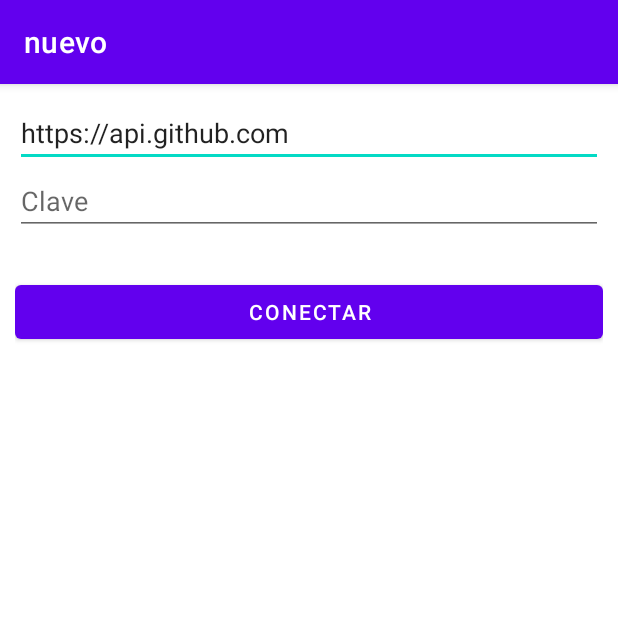
After one commit to ganikus1011/login, an Android app: the conexionbd screen opened directly, with no data from a screen before it, on a phone screen of 412 x 824 dp, the top half of it. The commit adds this screen. Run offline under Robolectric (Android 15) with nearby library versions, the phone set to English and light mode, and no system bars.

Commit message:
Conexion API rest

```diff
--- a/app/src/main/AndroidManifest.xml
+++ b/app/src/main/AndroidManifest.xml
@@ -2,6 +2,7 @@
 <manifest xmlns:android="http://schemas.android.com/apk/res/android"
     package="com.example.nuevo">
 
+   <uses-permission android:name="android.permission.INTERNET"/>
     <application
         android:allowBackup="true"
         android:icon="@mipmap/ic_launcher"
@@ -10,9 +11,12 @@
         android:supportsRtl="true"
         android:theme="@style/Theme.Nuevo">
         <activity
+            android:name=".conexionbd"
+            android:exported="false" />
+        <activity
             android:name=".Login"
             android:exported="false"
-            android:label="@string/Login"/>
+            android:label="@string/Login" />
         <activity
             android:name=".marco3"
             android:exported="false"
--- /dev/null
+++ b/app/src/main/java/com/example/nuevo/APIRestActivity.java
@@ -0,0 +1,4 @@
+package com.example.nuevo;
+
+public class APIRestActivity {
+}
--- a/app/src/main/java/com/example/nuevo/MainActivity.java
+++ b/app/src/main/java/com/example/nuevo/MainActivity.java
@@ -45,6 +45,11 @@ public class MainActivity extends AppCompatActivity {
               newIntent.addFlags(Intent.FLAG_ACTIVITY_CLEAR_TOP);
               startActivity(newIntent);
           }
+          else if(id == R.id.menu_conexion){
+              Intent newIntent = new Intent(this, conexionbd.class);
+              newIntent.addFlags(Intent.FLAG_ACTIVITY_CLEAR_TOP);
+              startActivity(newIntent);
+          }
         return super.onOptionsItemSelected(menuItem);
     }
 
--- /dev/null
+++ b/app/src/main/res/layout/activity_conexionbd.xml
@@ -0,0 +1,42 @@
+<?xml version="1.0" encoding="utf-8"?>
+<LinearLayout xmlns:android="http://schemas.android.com/apk/res/android"
+    xmlns:app="http://schemas.android.com/apk/res-auto"
+    xmlns:tools="http://schemas.android.com/tools"
+    android:layout_width="match_parent"
+    android:layout_height="match_parent"
+    android:layout_marginLeft="10dp"
+    android:layout_marginTop="10dp"
+    android:layout_marginRight="10dp"
+    android:orientation="vertical"
+    tools:context=".conexionbd">
+
+    <EditText
+        android:id="@+id/entrada_url"
+        android:layout_width="match_parent"
+        android:layout_height="wrap_content"
+        android:ems="10"
+        android:hint="URL"
+        android:inputType="textPersonName"
+        android:text="https://api.github.com" />
+
+    <EditText
+        android:id="@+id/entrada_clave"
+        android:layout_width="match_parent"
+        android:layout_height="wrap_content"
+        android:ems="10"
+        android:hint="Clave"
+        android:inputType="textPersonName" />
+
+    <TextView
+        android:id="@+id/caja_texto"
+        android:layout_width="match_parent"
+        android:layout_height="wrap_content"
+        android:textSize="20sp" />
+
+    <Button
+        android:id="@+id/button5"
+        android:layout_width="match_parent"
+        android:layout_height="wrap_content"
+        android:onClick="conecta"
+        android:text="Conectar" />
+</LinearLayout>
--- a/app/src/main/res/menu/menu_principal.xml
+++ b/app/src/main/res/menu/menu_principal.xml
@@ -11,6 +11,9 @@
         android:id="@+id/menu_actividad"
         android:title="@string/marco3" />
     <item
+        android:id="@+id/menu_conexion"
+        android:title="@string/conexionbd" />
+    <item
         android:id="@+id/menu_login"
         android:title="@string/Login" />
 </menu>
--- a/app/src/main/res/values/strings.xml
+++ b/app/src/main/res/values/strings.xml
@@ -2,5 +2,6 @@
     <string name="app_name">nuevo</string>
     <string name="marco2">Actividad 2</string>
     <string name="marco3">Actividad 3</string>
+    <string name="conexionbd">Conexion</string>
     <string name="Login">logeo</string>
 </resources>
```
Also changed, not shown: app/src/main/java/com/example/nuevo/conexionbd.java (added, +77 -0 lines).
